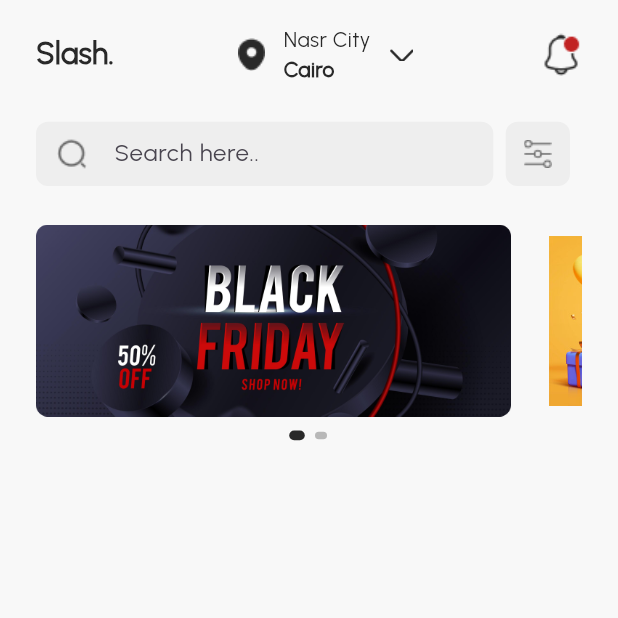
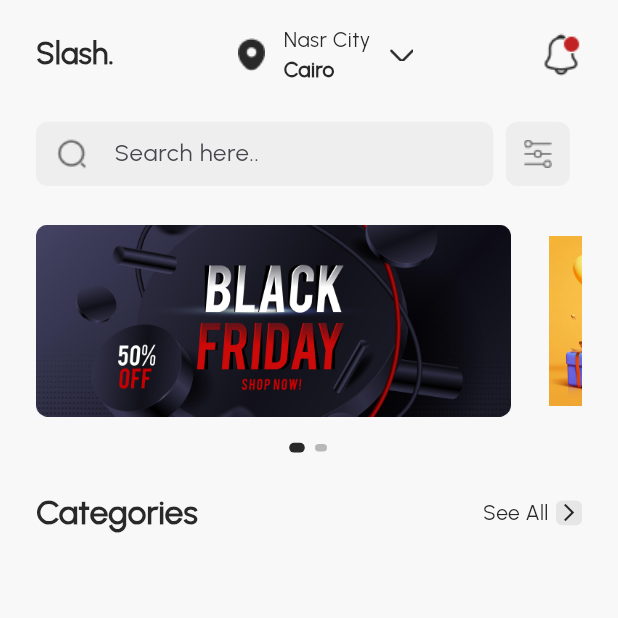
Before and after one commit to aliabdelnaby/slash-internship-task, a Flutter app: the screen it shows after launch, on a phone screen of 412 x 824 dp, the top half of it. Run offline on Flutter 3.47's test engine with Material 3 defaults, Android fonts, the phone set to English and light mode, and no system bars; drawn by our look-alikes of carousel_slider, smooth_page_indicator; our stand-ins replace flutter_bloc, go_router.

Commit message:
Finish Section Title Widget

```diff
--- /dev/null
+++ b/lib/features/home/presentation/widgets/custom_section_title_widget.dart
@@ -0,0 +1,42 @@
+import 'package:flutter/material.dart';
+import 'package:slash_task/core/utils/app_strings.dart';
+import 'package:slash_task/core/utils/app_styles.dart';
+
+class CustomSectionTitleWidget extends StatelessWidget {
+  const CustomSectionTitleWidget({super.key, required this.title});
+  final String title;
+
+  @override
+  Widget build(BuildContext context) {
+    return Row(
+      mainAxisAlignment: MainAxisAlignment.spaceBetween,
+      children: [
+        Text(
+          title,
+          style: AppTextStyle.style22W600,
+        ),
+        Row(
+          children: [
+            const Text(
+              AppStrings.seeAll,
+              style: AppTextStyle.style14W500,
+            ),
+            const SizedBox(width: 5),
+            Container(
+              decoration: BoxDecoration(
+                color: const Color(0xffE6E6E6),
+                borderRadius: BorderRadius.circular(4.0),
+              ),
+              height: MediaQuery.of(context).size.height * 0.02,
+              width: MediaQuery.of(context).size.width * 0.042,
+              child: const Icon(
+                Icons.arrow_forward_ios_outlined,
+                size: 14,
+              ),
+            ),
+          ],
+        ),
+      ],
+    );
+  }
+}
--- a/lib/features/home/presentation/widgets/home_screen_mobile_layout.dart
+++ b/lib/features/home/presentation/widgets/home_screen_mobile_layout.dart
@@ -1,6 +1,8 @@
 import 'package:flutter/material.dart';
+import 'package:slash_task/core/utils/app_strings.dart';
 import 'package:slash_task/features/home/presentation/widgets/custom_appbar.dart';
 import 'package:slash_task/features/home/presentation/widgets/custom_search_widget.dart';
+import 'package:slash_task/features/home/presentation/widgets/custom_section_title_widget.dart';
 import 'package:slash_task/features/home/presentation/widgets/slide_banner.dart';
 
 class HomeScreenMobileLayout extends StatelessWidget {
@@ -20,7 +22,11 @@ class HomeScreenMobileLayout extends StatelessWidget {
               const CustomSearchWidget(),
               SizedBox(height: MediaQuery.of(context).size.height * 0.03),
               const SlideBanners(),
-
+              SizedBox(height: MediaQuery.of(context).size.height * 0.03),
+              const CustomSectionTitleWidget(
+                title: AppStrings.categories,
+              ),
+              const SizedBox(height: 16),
             ],
           ),
         ),
--- a/lib/features/home/presentation/widgets/slide_banner.dart
+++ b/lib/features/home/presentation/widgets/slide_banner.dart
@@ -41,7 +41,7 @@ class _SlideBannersState extends State<SlideBanners> {
             },
           ),
         ),
-        SizedBox(height: MediaQuery.of(context).size.height * 0.01),
+        SizedBox(height: MediaQuery.of(context).size.height * 0.02),
         AnimatedSmoothIndicator(
           activeIndex: _current,
           count: imgList.length,
```
